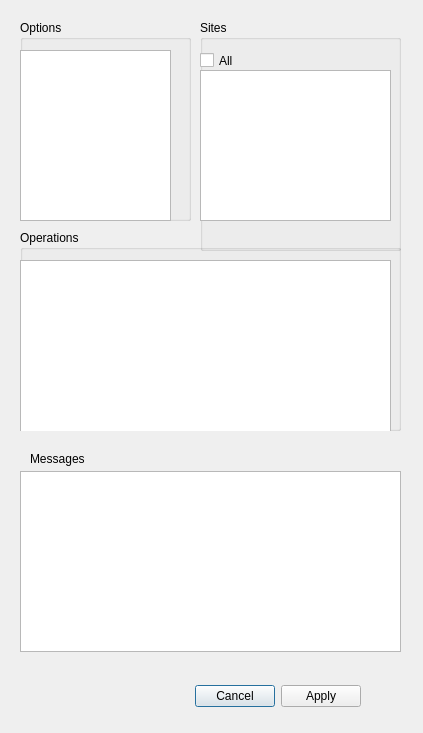
mfgering/drupalsites, file src/qt_sites_ui.ui: the form before one commit.
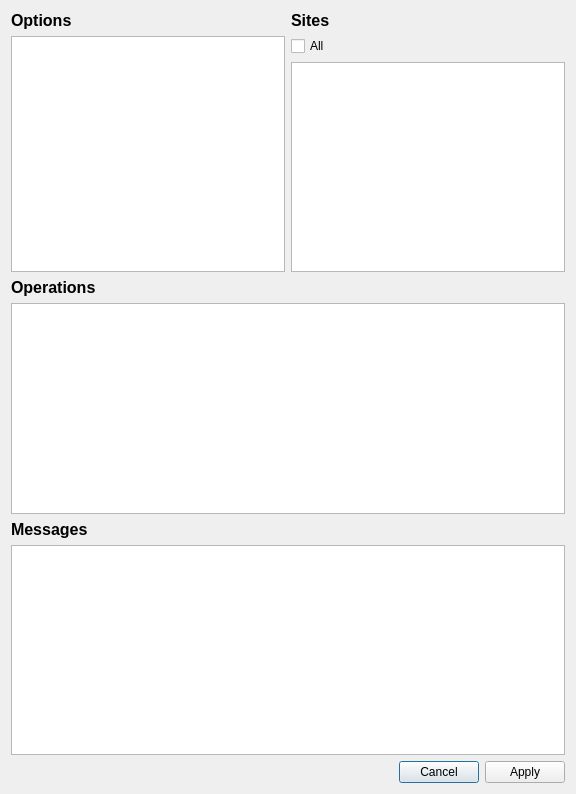
The form after the commit.

What changed in the file:
```diff
--- a/src/qt_sites_ui.ui
+++ b/src/qt_sites_ui.ui
@@ -6,137 +6,79 @@
    <rect>
     <x>0</x>
     <y>0</y>
-    <width>423</width>
-    <height>733</height>
+    <width>576</width>
+    <height>794</height>
    </rect>
   </property>
   <property name="windowTitle">
    <string>Dialog</string>
   </property>
-  <widget class="QDialogButtonBox" name="buttonBox">
-   <property name="geometry">
-    <rect>
-     <x>20</x>
-     <y>680</y>
-     <width>341</width>
-     <height>32</height>
-    </rect>
-   </property>
-   <property name="orientation">
-    <enum>Qt::Horizontal</enum>
-   </property>
-   <property name="standardButtons">
-    <set>QDialogButtonBox::Apply|QDialogButtonBox::Cancel</set>
-   </property>
-  </widget>
-  <widget class="QGroupBox" name="optionsGroupBox">
-   <property name="geometry">
-    <rect>
-     <x>20</x>
-     <y>20</y>
-     <width>171</width>
-     <height>201</height>
-    </rect>
-   </property>
-   <property name="title">
-    <string>Options</string>
-   </property>
-   <widget class="QListWidget" name="optionListWidget">
-    <property name="geometry">
-     <rect>
-      <x>0</x>
-      <y>30</y>
-      <width>151</width>
-      <height>171</height>
-     </rect>
-    </property>
-   </widget>
-  </widget>
-  <widget class="QGroupBox" name="sitesGroupBox">
-   <property name="geometry">
-    <rect>
-     <x>200</x>
-     <y>20</y>
-     <width>201</width>
-     <height>231</height>
-    </rect>
-   </property>
-   <property name="title">
-    <string>Sites</string>
-   </property>
+  <layout class="QGridLayout" name="gridLayout">
+   <item row="0" column="0">
+    <widget class="QLabel" name="label_2">
+     <property name="text">
+      <string>&lt;html&gt;&lt;head/&gt;&lt;body&gt;&lt;p&gt;&lt;span style=&quot; font-size:12pt; font-weight:600;&quot;&gt;Options&lt;/span&gt;&lt;/p&gt;&lt;/body&gt;&lt;/html&gt;</string>
+     </property>
+     <property name="textFormat">
+      <enum>Qt::RichText</enum>
+     </property>
+    </widget>
+   </item>
+   <item row="0" column="1">
+    <widget class="QLabel" name="label_3">
+     <property name="text">
+      <string>&lt;html&gt;&lt;head/&gt;&lt;body&gt;&lt;p&gt;&lt;span style=&quot; font-size:12pt; font-weight:600;&quot;&gt;Sites&lt;/span&gt;&lt;/p&gt;&lt;/body&gt;&lt;/html&gt;</string>
+     </property>
+    </widget>
+   </item>
+   <item row="1" column="0" rowspan="2">
+    <widget class="QListWidget" name="optionListWidget"/>
+   </item>
+   <item row="1" column="1">
    <widget class="QCheckBox" name="allSitesCheckBox">
-    <property name="geometry">
-     <rect>
-      <x>0</x>
-      <y>30</y>
-      <width>161</width>
-      <height>21</height>
-     </rect>
-    </property>
     <property name="text">
      <string>All</string>
     </property>
    </widget>
+   </item>
+   <item row="2" column="1">
    <widget class="QListWidget" name="sitesListWidget">
-    <property name="geometry">
-     <rect>
-      <x>0</x>
-      <y>50</y>
-      <width>191</width>
-      <height>151</height>
-     </rect>
-    </property>
     <property name="sortingEnabled">
      <bool>false</bool>
     </property>
    </widget>
-  </widget>
-  <widget class="QGroupBox" name="operationsGroupBox">
-   <property name="geometry">
-    <rect>
-     <x>20</x>
-     <y>230</y>
-     <width>381</width>
-     <height>201</height>
-    </rect>
-   </property>
-   <property name="title">
-    <string>Operations</string>
-   </property>
-   <widget class="QListWidget" name="opListWidget">
-    <property name="geometry">
-     <rect>
-      <x>0</x>
-      <y>30</y>
-      <width>371</width>
-      <height>192</height>
-     </rect>
-    </property>
-   </widget>
-  </widget>
-  <widget class="QTextBrowser" name="msgsTextBrowser">
-   <property name="geometry">
-    <rect>
-     <x>20</x>
-     <y>471</y>
-     <width>381</width>
-     <height>181</height>
-    </rect>
-   </property>
-  </widget>
+   </item>
+   <item row="3" column="0">
+    <widget class="QLabel" name="label_4">
+     <property name="text">
+      <string>&lt;html&gt;&lt;head/&gt;&lt;body&gt;&lt;p&gt;&lt;span style=&quot; font-size:12pt; font-weight:600;&quot;&gt;Operations&lt;/span&gt;&lt;/p&gt;&lt;/body&gt;&lt;/html&gt;</string>
+     </property>
+    </widget>
+   </item>
+   <item row="5" column="0">
   <widget class="QLabel" name="label">
-   <property name="geometry">
-    <rect>
-     <x>30</x>
-     <y>450</y>
-     <width>66</width>
-     <height>17</height>
-    </rect>
-   </property>
    <property name="text">
-    <string>Messages</string>
-   </property>
-  </widget>
+      <string>&lt;html&gt;&lt;head/&gt;&lt;body&gt;&lt;p&gt;&lt;span style=&quot; font-size:12pt; font-weight:600;&quot;&gt;Messages&lt;/span&gt;&lt;/p&gt;&lt;/body&gt;&lt;/html&gt;</string>
+     </property>
+    </widget>
+   </item>
+   <item row="6" column="0" colspan="2">
+    <widget class="QTextBrowser" name="msgsTextBrowser"/>
+   </item>
+   <item row="7" column="0" colspan="2">
+    <widget class="QDialogButtonBox" name="buttonBox">
+     <property name="orientation">
+      <enum>Qt::Horizontal</enum>
+     </property>
+     <property name="standardButtons">
+      <set>QDialogButtonBox::Apply|QDialogButtonBox::Cancel</set>
+     </property>
+    </widget>
+   </item>
+   <item row="4" column="0" colspan="2">
+    <widget class="QListWidget" name="opListWidget"/>
+   </item>
+  </layout>
  </widget>
  <resources/>
  <connections>
```
Lines whose indentation alone changed are shown as unchanged.
